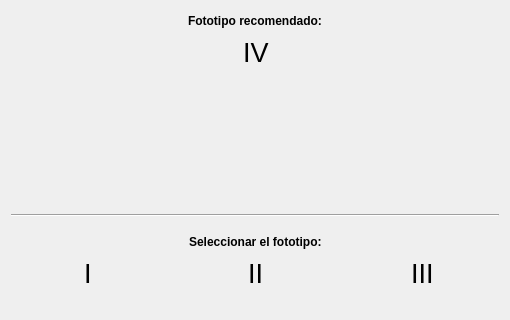
The window that dlgfototipo.ui (Gabnz/Spectrasoft) describes before a commit, drawn with Qt 5; both pictures show x 0 to 510 and y 0 to 320 of the 510 by 708 pixel window.
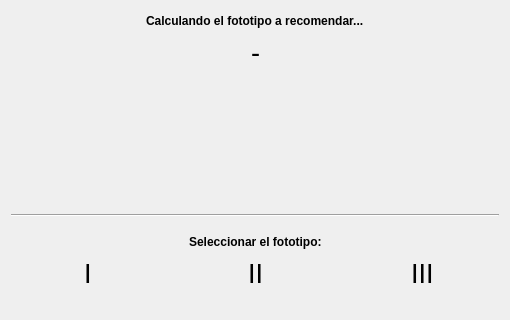
The same window after the commit. Icons and pictures are not drawn.

```diff
--- a/dlgfototipo.ui
+++ b/dlgfototipo.ui
@@ -92,8 +92,14 @@
            </item>
            <item>
             <widget class="QLabel" name="etqTituloRecomendado">
+             <property name="font">
+              <font>
+               <weight>75</weight>
+               <bold>true</bold>
+              </font>
+             </property>
              <property name="text">
-              <string>&lt;html&gt;&lt;head/&gt;&lt;body&gt;&lt;p&gt;&lt;span style=&quot; font-weight:600;&quot;&gt;Fototipo recomendado:&lt;/span&gt;&lt;/p&gt;&lt;/body&gt;&lt;/html&gt;</string>
+              <string>&lt;html&gt;&lt;head/&gt;&lt;body&gt;&lt;p&gt;&lt;span style=&quot; font-weight:600;&quot;&gt;Calculando el fototipo a recomendar...&lt;/span&gt;&lt;/p&gt;&lt;/body&gt;&lt;/html&gt;</string>
              </property>
             </widget>
            </item>
@@ -150,7 +156,7 @@
               </font>
              </property>
              <property name="text">
-              <string>&lt;html&gt;&lt;head/&gt;&lt;body&gt;&lt;p&gt;IV&lt;/p&gt;&lt;/body&gt;&lt;/html&gt;</string>
+              <string>&lt;html&gt;&lt;head/&gt;&lt;body&gt;&lt;p&gt;-&lt;/p&gt;&lt;/body&gt;&lt;/html&gt;</string>
              </property>
             </widget>
            </item>
```
Left out of the diff: 2 changed lines with no effect on the pictures.
